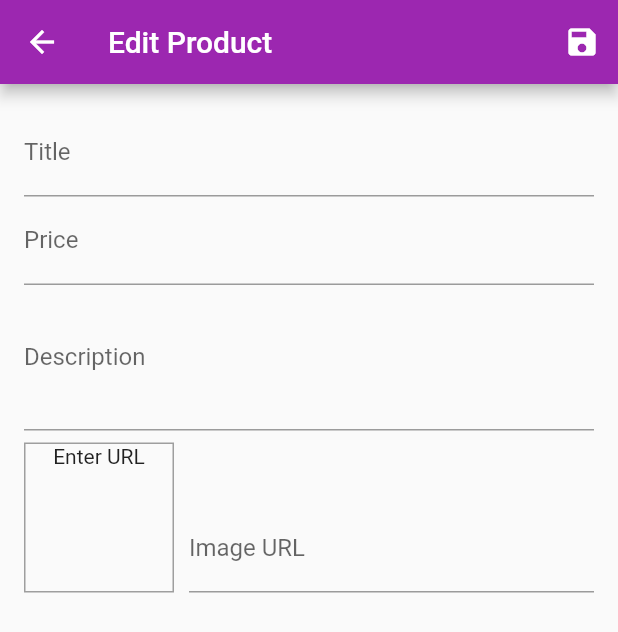
After one commit to cibikumar-mv/shop-app, a Flutter app: the EditProductScreen screen opened by its route, after a tap on the "save" icon, on a phone screen of 412 x 824 dp. The commit adds this screen. Shown: the top 632 px of the screen. Run offline on Flutter 3.47's test engine with Material 2 defaults, Android fonts, the phone set to English and light mode, and no system bars; network calls fail; Roboto replaces fonts that are missing (Latso).

Commit message:
Implemented forms to add a product.

```diff
--- a/lib/main.dart
+++ b/lib/main.dart
@@ -1,5 +1,6 @@
 import 'package:flutter/material.dart';
 import 'package:provider/provider.dart';
+import 'package:shop_app/screens/edit_product_screen.dart';
 import 'package:shop_app/screens/user_products_screen.dart';
 import '/providers/cart.dart';
 import '/providers/orders.dart';
@@ -40,6 +41,7 @@ class MyApp extends StatelessWidget {
           CartScreen.routeName: (ctx) => CartScreen(),
           OrdersScreen.routeName: (ctx) => OrdersScreen(),
           UserProducts.routeName: (ctx) => UserProducts(),
+          EditProductScreen.routeName:(ctx) => EditProductScreen(),
         },
       ),
     );
--- a/lib/providers/products.dart
+++ b/lib/providers/products.dart
@@ -1,7 +1,7 @@
 import 'package:flutter/material.dart';
 
 class Product with ChangeNotifier{
-  final String id;
+  final String? id;
   final String title;
   final String description;
   final double price;
--- /dev/null
+++ b/lib/screens/edit_product_screen.dart
@@ -0,0 +1,170 @@
+import 'package:flutter/cupertino.dart';
+import 'package:flutter/material.dart';
+import 'package:shop_app/providers/products.dart';
+
+class EditProductScreen extends StatefulWidget {
+  static const routeName = '/edit-product';
+
+  @override
+  _EditProductScreenState createState() => _EditProductScreenState();
+}
+
+class _EditProductScreenState extends State<EditProductScreen> {
+  @override
+  void initState() {
+    // TODO: implement initState
+    _imageFocusNode.addListener(updateImageUrl);
+    super.initState();
+  }
+
+  final _priceFocusNode = FocusNode();
+  final _descFocusNode = FocusNode();
+  final _imageFocusNode = FocusNode();
+  final _imageUrlController = TextEditingController();
+  final _formkey = GlobalKey<FormState>();
+  var _editedProduct =
+      Product(id: null, title: '', price: 0, description: '', imageUrl: '');
+
+  void dispose() {
+    _imageFocusNode.removeListener(updateImageUrl);
+    _priceFocusNode.dispose();
+    _descFocusNode.dispose();
+    _imageUrlController.dispose();
+    _imageFocusNode.dispose();
+    super.dispose();
+  }
+
+  void updateImageUrl() {
+    if (!_imageFocusNode.hasFocus) {
+      setState(() {});
+    }
+  }
+
+  void _saveForm() {
+    _formkey.currentState!.save();
+    print(_editedProduct.title);
+    print(_editedProduct.id);
+    print(_editedProduct.price);
+    print(_editedProduct.description);
+    print(_editedProduct.imageUrl);
+  }
+
+  @override
+  Widget build(BuildContext context) {
+    return Scaffold(
+      appBar: AppBar(
+        title: Text("Edit Product"),
+        actions: [
+          IconButton(
+            onPressed: _saveForm,
+            icon: Icon(Icons.save),
+          ),
+        ],
+      ),
+      body: Padding(
+        padding: const EdgeInsets.all(16),
+        child: Form(
+          key: _formkey,
+          child: ListView(
+            children: [
+              TextFormField(
+                decoration: InputDecoration(labelText: 'Title'),
+                textInputAction: TextInputAction.next,
+                onFieldSubmitted: (_) {
+                  FocusScope.of(context).requestFocus(_priceFocusNode);
+                },
+                onSaved: (newValue) {
+                  _editedProduct = Product(
+                      title: newValue!,
+                      price: _editedProduct.price,
+                      id: _editedProduct.id,
+                      imageUrl: _editedProduct.imageUrl,
+                      description: _editedProduct.description);
+                },
+              ),
+              TextFormField(
+                decoration: InputDecoration(labelText: 'Price'),
+                textInputAction: TextInputAction.next,
+                keyboardType: TextInputType.number,
+                focusNode: _priceFocusNode,
+                onFieldSubmitted: (_) {
+                  FocusScope.of(context).requestFocus(_descFocusNode);
+                },
+                onSaved: (newValue) {
+                  _editedProduct = Product(
+                      title: _editedProduct.title,
+                      price: double.parse(newValue!),
+                      id: _editedProduct.id,
+                      imageUrl: _editedProduct.imageUrl,
+                      description: _editedProduct.description);
+                },
+              ),
+              TextFormField(
+                decoration: InputDecoration(labelText: 'Description'),
+                // textInputAction: TextInputAction.next,
+                maxLines: 3,
+                keyboardType: TextInputType.multiline,
+                focusNode: _descFocusNode,
+                onSaved: (newValue) {
+                  _editedProduct = Product(
+                      title: _editedProduct.title,
+                      price: _editedProduct.price,
+                      id: _editedProduct.id,
+                      imageUrl: _editedProduct.imageUrl,
+                      description: newValue!);
+                },
+              ),
+              Row(
+                crossAxisAlignment: CrossAxisAlignment.end,
+                children: [
+                  Container(
+                    width: 100,
+                    height: 100,
+                    margin: EdgeInsets.only(top: 8, right: 10),
+                    decoration: BoxDecoration(
+                      border: Border.all(width: 1, color: Colors.grey),
+                    ),
+                    child: Container(
+                      child: _imageUrlController.text.isEmpty
+                          ? Text(
+                              "Enter URL",
+                              textAlign: TextAlign.center,
+                            )
+                          : FittedBox(
+                              child: Image.network(
+                                _imageUrlController.text,
+                                fit: BoxFit.cover,
+                              ),
+                            ),
+                    ),
+                  ),
+                  Expanded(
+                    child: TextFormField(
+                      decoration: InputDecoration(labelText: 'Image URL'),
+                      keyboardType: TextInputType.url,
+                      textInputAction: TextInputAction.done,
+                      controller: _imageUrlController,
+                      focusNode: _imageFocusNode,
+                      onEditingComplete: () {
+                        setState(() {});
+                      },
+                      onFieldSubmitted: (_) => _saveForm(),
+                      onSaved: (newValue) {
+                        _editedProduct = Product(
+                            title: _editedProduct.title,
+                            price: _editedProduct.price,
+                            id: _editedProduct.id,
+                            imageUrl: newValue!,
+                            description: _editedProduct.description);
+                      },
+                    ),
+                  ),
+                ],
+              )
+            ],
+          ),
+        ),
+      ),
+    );
+  }
+}
--- a/lib/screens/user_products_screen.dart
+++ b/lib/screens/user_products_screen.dart
@@ -4,6 +4,8 @@ import 'package:provider/provider.dart';
 import 'package:shop_app/providers/products_provider.dart';
 import 'package:shop_app/widgets/app_drawer.dart';
 import 'package:shop_app/widgets/user_item.dart';
+
+import 'edit_product_screen.dart';
 
 class UserProducts extends StatelessWidget {
   static const routeName = '/user-products';
@@ -18,7 +20,9 @@ class UserProducts extends StatelessWidget {
         actions: [
           IconButton(
             icon: Icon(Icons.add),
-            onPressed: () {},
+            onPressed: () {
+              Navigator.of(context).pushNamed(EditProductScreen.routeName);
+            },
           )
         ],
       ),
--- a/lib/widgets/product_item.dart
+++ b/lib/widgets/product_item.dart
@@ -46,14 +46,14 @@ class ProductItem extends StatelessWidget {
             color: Theme.of(context).accentColor,
             icon: Icon(Icons.add_shopping_cart),
             onPressed: () {
-              cart.addItems(product.id, product.price, product.title);
+              cart.addItems(product.id!, product.price, product.title);
               ScaffoldMessenger.of(context).hideCurrentSnackBar();
               ScaffoldMessenger.of(context).showSnackBar(
                 SnackBar(
                   action: SnackBarAction(
                     label: 'UNDO',
                     onPressed: () {
-                      cart.deleteSingleItem(product.id);
+                      cart.deleteSingleItem(product.id!);
                     },
                   ),
                   content: Text("Item added to cart!"),
--- a/lib/widgets/user_item.dart
+++ b/lib/widgets/user_item.dart
@@ -1,4 +1,5 @@
 import 'package:flutter/material.dart';
+import 'package:shop_app/screens/edit_product_screen.dart';
 
 class UserItem extends StatelessWidget {
   final String title;
@@ -20,7 +21,9 @@ class UserItem extends StatelessWidget {
         child: Row(
           children: [
             IconButton(
-              onPressed: () {},
+              onPressed: () {
+
+              },
               icon: Icon(Icons.edit),
               color: Theme.of(context).primaryColor,
             ),
```
